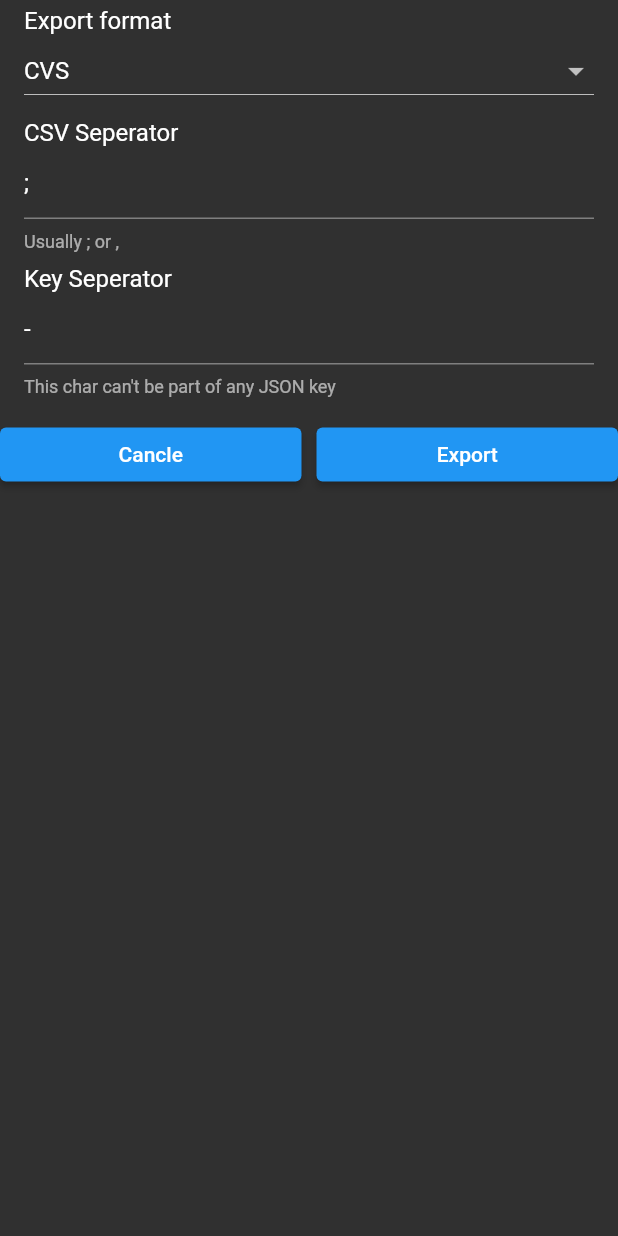
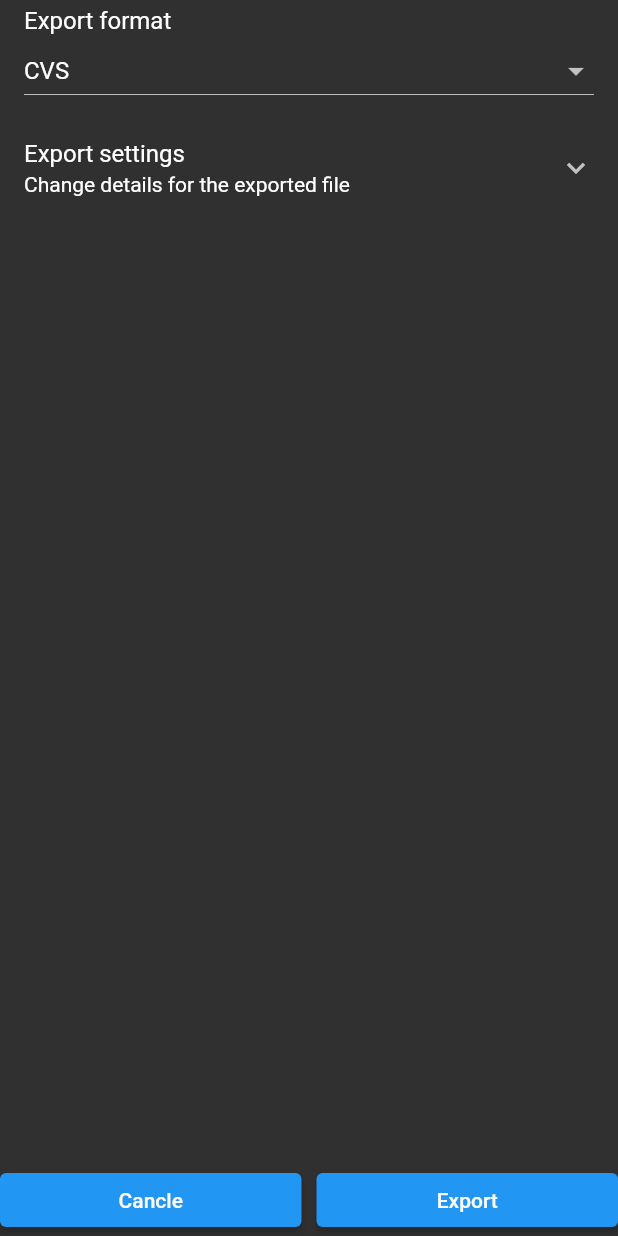
Before and after one commit to Dev-Owl/JsonBuddy, a Flutter app: the ExportDialog widget shown alone on an empty page, opened directly with empty values, on a phone screen of 412 x 824 dp. Run offline on Flutter 3.47's test engine with Material 2 defaults, Android fonts, the light colour scheme and no system bars; our stand-ins replace file_picker, flutter_highlight, shared_preferences; missing offline and left inert: desktop_drop, highlight, json_path, linked_scroll_controller, pulse_widget, shared_preferences_web; accounts and stored records are empty; statements that could not run were skipped.

Commit message:
Short cut for export, update export dialog

```diff
--- a/lib/helper/globalization.dart
+++ b/lib/helper/globalization.dart
@@ -6,7 +6,7 @@ final en = {
   'read_file_error': 'Unable to read the file',
   'search_hint_text': 'Search with use of JsonPath',
   'close_search_tooltip': 'Close search | CTRL + F',
-  'search_tooltip_model_missing': 'Validate JSON first',
+  'validateJsonFirst': 'Validate JSON first',
   'search_tooltip': 'Search | CTRL + F',
   'setting_tooltip': 'Settings',
   'setting_title': 'Settings',
@@ -19,7 +19,7 @@ final de = {
   'read_file_error': 'Die Datei kann nicht gelesen werden',
   'search_hint_text': 'Suche unter Verwendung von JsonPath',
   'close_search_tooltip': 'Suche schließen | STRG + F',
-  'search_tooltip_model_missing': 'JSON zuerst validieren',
+  'validateJsonFirst': 'JSON zuerst validieren',
   'search_tooltip': 'Suchen | STRG + F',
   'setting_tooltip': 'Einstellungen',
   'setting_title': 'Einstellungen',
--- a/lib/helper/short_cut_provider.dart
+++ b/lib/helper/short_cut_provider.dart
@@ -6,6 +6,7 @@ enum JsonBuddyShortcut {
   minify,
   saveFile,
   openFile,
+  exportFile
 }
 
 class ShortCutProvirer {
--- a/lib/main.dart
+++ b/lib/main.dart
@@ -77,6 +77,12 @@ class _MyAppState extends State<MyApp> {
         ): () => GlobalConfig.shortCutProvider.triggerShortcut(
               JsonBuddyShortcut.saveFile,
             ),
+        const SingleActivator(
+          LogicalKeyboardKey.keyE,
+          control: true,
+        ): () => GlobalConfig.shortCutProvider.triggerShortcut(
+              JsonBuddyShortcut.exportFile,
+            ),
       },
       child: MaterialApp(
         title: 'JSON Buddy',
--- a/lib/widgets/export_dialog.dart
+++ b/lib/widgets/export_dialog.dart
@@ -32,7 +32,9 @@ class _ExportDialogState extends State<ExportDialog> {
   Widget build(BuildContext context) {
     return Form(
       key: formKey,
-      child: ListView(
+      child: Stack(
+        children: [
+          ListView(
             children: [
               ListTile(
                 title: const Text('Export format'),
@@ -56,6 +58,10 @@ class _ExportDialogState extends State<ExportDialog> {
                   isExpanded: true,
                 ),
               ),
+              ExpansionTile(
+                title: const Text('Export settings'),
+                subtitle: const Text('Change details for the exported file'),
+                children: [
                   ListTile(
                     title: const Text('CSV Seperator'),
                     subtitle: TextFormField(
@@ -65,7 +71,9 @@ class _ExportDialogState extends State<ExportDialog> {
                         helperText: 'Usually ; or ,',
                       ),
                       validator: (value) {
-                if (value == null || value.isEmpty || value.length > 1) {
+                        if (value == null ||
+                            value.isEmpty ||
+                            value.length > 1) {
                           return "A single char is required";
                         }
                         return null;
@@ -81,7 +89,9 @@ class _ExportDialogState extends State<ExportDialog> {
                         helperText: "This char can't be part of any JSON key",
                       ),
                       validator: (value) {
-                if (value == null || value.isEmpty || value.length > 1) {
+                        if (value == null ||
+                            value.isEmpty ||
+                            value.length > 1) {
                           return "A single char is required";
                         }
                         return null;
@@ -90,10 +100,16 @@ class _ExportDialogState extends State<ExportDialog> {
                   ),
                   const Padding(
                     padding: EdgeInsets.only(
-              top: 10,
+                      bottom: 40,
                     ),
                   ),
-          Row(
+                ],
+              ),
+            ],
+          ),
+          Align(
+            alignment: Alignment.bottomLeft,
+            child: Row(
               mainAxisAlignment: MainAxisAlignment.center,
               children: [
                 Expanded(
@@ -116,7 +132,8 @@ class _ExportDialogState extends State<ExportDialog> {
                   ),
                 ),
               ],
-          )
+            ),
+          ),
         ],
       ),
     );
```
Also changed, not shown: lib/main_screen.dart (+15 -4 lines), lib/widgets/main_menu_item.dart (+9 -7 lines). Lines whose indentation alone changed are shown as unchanged.
